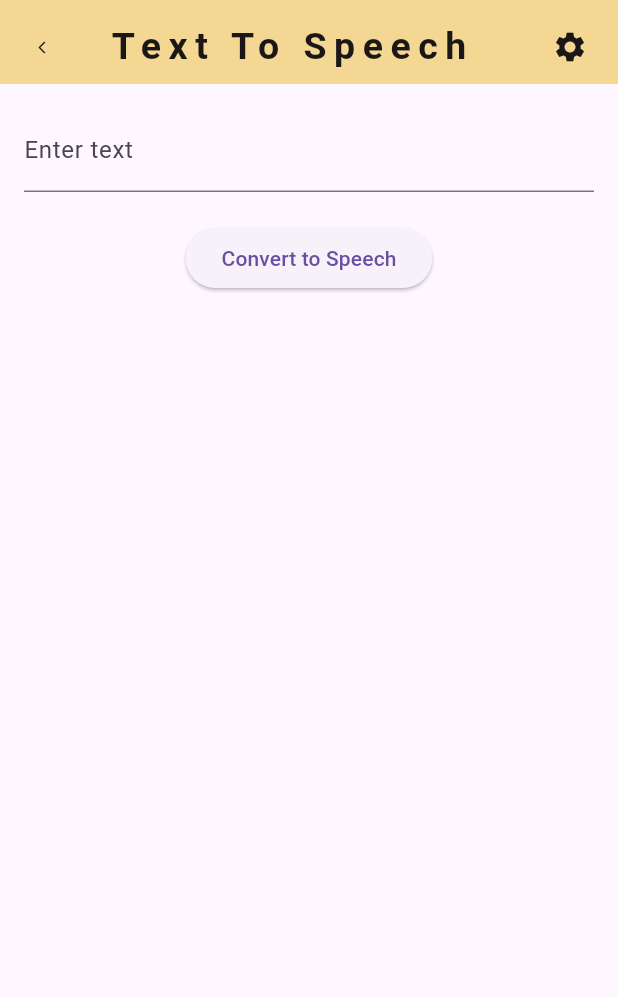
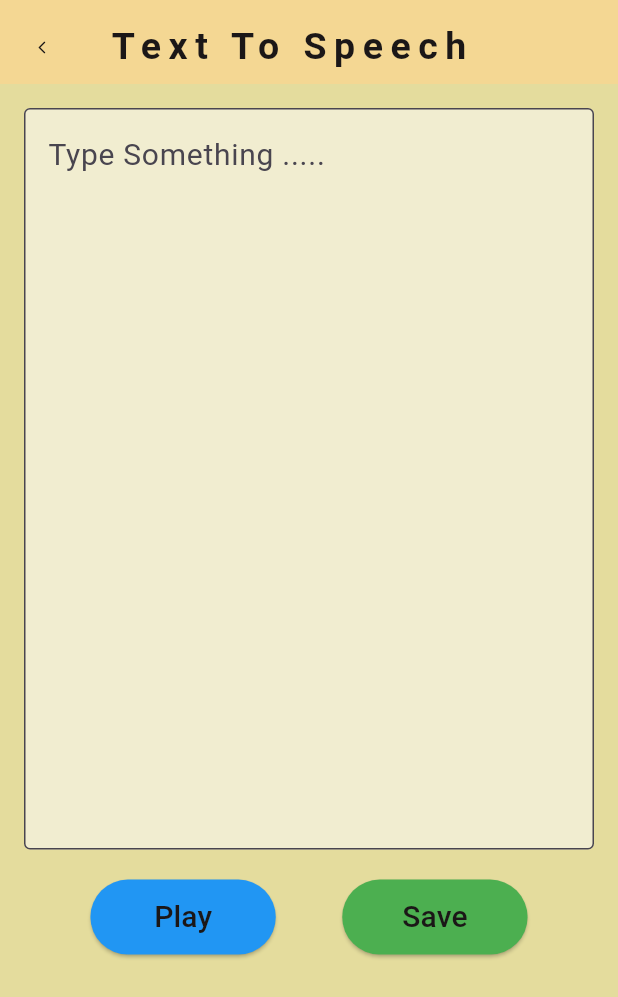
Before and after one commit to mbcabalos/Komunika, a Flutter app: the TextToSpeechScreen screen opened directly, on a phone screen of 412 x 824 dp. Shown: the top 997 px of the screen. Run offline on Flutter 3.47's test engine with Material 3 defaults, Android fonts, the phone set to English and light mode, and no system bars; our stand-ins replace flutter_bloc, just_audio.

Commit message:
Added the api services and bloc archtecture in flutter. Added a UI in TTS Screen

```diff
--- /dev/null
+++ b/mobile_flutter/lib/bloc/bloc_text_to_speech/text_to_speech_bloc.dart
@@ -0,0 +1,34 @@
+import 'dart:async';
+
+import 'package:flutter_bloc/flutter_bloc.dart';
+import 'package:komunika/bloc/bloc_text_to_speech/text_to_speech_event.dart';
+import 'package:komunika/bloc/bloc_text_to_speech/text_to_speech_state.dart';
+import 'package:komunika/services/api/global_repository_impl.dart';
+
+class TextToSpeechBloc extends Bloc<TextToSpeechEvent, TextToSpeechState> {
+  final GlobalRepositoryImpl _globalService;
+
+  TextToSpeechBloc(this._globalService) : super(TextToSpeechLoadingState()) {
+    on<TextToSpeechLoadingEvent>(textToSpeechLoadingEvent);
+    on<CreateTextToSpeechEvent>(createTextToSpeechLoadingEvent);
+  }
+
+  FutureOr<void> textToSpeechLoadingEvent(
+      TextToSpeechLoadingEvent event, Emitter<TextToSpeechState> emit) async {
+    try {
+      emit(TextToSpeechLoadedSuccessState());
+    } catch (e) {
+      emit(TextToSpeechErrorState(message: '$e'));
+    }
+  }
+
+  FutureOr<void> createTextToSpeechLoadingEvent(
+      CreateTextToSpeechEvent event, Emitter<TextToSpeechState> emit) async {
+    try {
+      await _globalService.sendTextToSpeech(event.text);
+      emit(TextToSpeechLoadedSuccessState());
+    } catch (e) {
+      emit(TextToSpeechErrorState(message: '$e'));
+    }
+  }
+}
--- /dev/null
+++ b/mobile_flutter/lib/bloc/bloc_text_to_speech/text_to_speech_event.dart
@@ -0,0 +1,9 @@
+abstract class TextToSpeechEvent {}
+
+class TextToSpeechLoadingEvent extends TextToSpeechEvent {}
+
+class CreateTextToSpeechEvent extends TextToSpeechEvent {
+  final String text;
+
+  CreateTextToSpeechEvent({required this.text});
+}
--- /dev/null
+++ b/mobile_flutter/lib/bloc/bloc_text_to_speech/text_to_speech_state.dart
@@ -0,0 +1,11 @@
+abstract class TextToSpeechState {}
+
+class TextToSpeechLoadingState extends TextToSpeechState {}
+
+class TextToSpeechLoadedSuccessState extends TextToSpeechState {}
+
+class TextToSpeechErrorState extends TextToSpeechState {
+  final String message;
+
+  TextToSpeechErrorState({required this.message});
+}
--- a/mobile_flutter/lib/screens/text_to_speech_screen/tts_page.dart
+++ b/mobile_flutter/lib/screens/text_to_speech_screen/tts_page.dart
@@ -1,78 +1,134 @@
-import 'dart:io';
 import 'package:flutter/material.dart';
-import 'package:http/io_client.dart';
+import 'package:flutter_bloc/flutter_bloc.dart';
+import 'package:komunika/bloc/bloc_text_to_speech/text_to_speech_bloc.dart';
+import 'package:komunika/bloc/bloc_text_to_speech/text_to_speech_event.dart';
+import 'package:komunika/bloc/bloc_text_to_speech/text_to_speech_state.dart';
+import 'package:komunika/services/api/global_repository_impl.dart';
+import 'package:komunika/utils/colors.dart';
 import 'package:komunika/widgets/app_bar.dart';
-import 'package:path_provider/path_provider.dart';  // Required to get the file path in your device
-import 'package:just_audio/just_audio.dart';
 
 class TextToSpeechScreen extends StatefulWidget {
   const TextToSpeechScreen({super.key});
 
   @override
-  TextToSpeechScreenState createState() => TextToSpeechScreenState();
+  State<TextToSpeechScreen> createState() => _TextToSpeechScreenState();
 }
 
-class TextToSpeechScreenState extends State<TextToSpeechScreen> {
+class _TextToSpeechScreenState extends State<TextToSpeechScreen> {
+  late TextToSpeechBloc textToSpeechBloc;
   final TextEditingController _textController = TextEditingController();
 
-  Future<void> sendTextToSpeech(String text) async {
-    try {
-      // Create an HttpClient with the SSL certificate verification disabled
-      final ioClient = HttpClient();
-      ioClient.badCertificateCallback =
-          (X509Certificate cert, String host, int port) => true;
-      final client = IOClient(ioClient);
+  @override
+  void initState() {
+    super.initState();
+    final globalService = GlobalRepositoryImpl();
+    textToSpeechBloc = TextToSpeechBloc(globalService);
+    _initialize();
+  }
 
-      final response = await client.post(
-        // Uri.parse('https://127.0.0.1:5000/api/text-to-speech'),
-        Uri.parse('https://192.168.1.133:5000/api/text-to-speech'),
-        headers: {HttpHeaders.contentTypeHeader: 'application/json'},
-        body: '{"text": "$text"}',
-      );
-
-      if (response.statusCode == 200) {
-        // final tempDir = await getTemporaryDirectory();
-        // final filePath = '${tempDir.path}/output.mp3';
-        // final file = File(filePath);
-        final directory = await getExternalStorageDirectory();
-        final downloadDir = Directory('${directory?.parent.path}/Downloads'); // Get Download directory
-        await downloadDir.create(recursive: true); // Create directory if it doesn't exist
-
-        final filePath = '${downloadDir.path}/output.mp3';
-        final file = File(filePath);
-
-        // Save the file to the Downloads folder
-        await file.writeAsBytes(response.bodyBytes);
-        print('Audio file saved at $filePath');
-
-        // Play the audio after saving it
-        final player = AudioPlayer();
-        await player.setFilePath(filePath);
-        await player.play();
-      } else {
-        print('Error: ${response.body}');
-      }
-    } catch (e) {
-      print('Error: $e');
-    }
+  Future<void> _initialize() async {
+    textToSpeechBloc.add(TextToSpeechLoadingEvent());
   }
 
   @override
   Widget build(BuildContext context) {
-    return Scaffold(
-      appBar: AppBarWidget(title: 'Text To Speech', isBackButton: true, isSettingButton: true),
-      body: Padding(
+    return BlocProvider<TextToSpeechBloc>(
+      create: (context) => textToSpeechBloc,
+      child: Scaffold(
+        backgroundColor: ColorsPalette.background,
+        appBar: const AppBarWidget(
+          title: 'Text To Speech',
+          isBackButton: true,
+          isSettingButton: false,
+        ),
+        body: BlocConsumer<TextToSpeechBloc, TextToSpeechState>(
+          listener: (context, state) {
+            if (state is TextToSpeechErrorState) {
+              ScaffoldMessenger.of(context).showSnackBar(
+                SnackBar(content: Text(state.message)),
+              );
+            }
+          },
+          builder: (context, state) {
+            if (state is TextToSpeechLoadingState) {
+              return const Center(child: CircularProgressIndicator());
+            } else if (state is TextToSpeechLoadedSuccessState) {
+              return _buildContent();
+            } else if (state is TextToSpeechErrorState) {
+              return const Text('Error processing text to speech!');
+            } else {
+              return _buildContent();
+            }
+          },
+        ),
+      ),
+    );
+  }
+
+  Widget _buildContent() {
+    final double phoneHeight = MediaQuery.of(context).size.height * 0.6;
+    final double phoneWidth = MediaQuery.of(context).size.width * 0.9;
+    return RefreshIndicator.adaptive(
+      onRefresh: _initialize,
+      child: Padding(
         padding: const EdgeInsets.all(16.0),
-        child: Column(
+        child: ListView(
           children: [
-            TextField(
-              controller: _textController,
-              decoration: InputDecoration(labelText: 'Enter text'),
+            Container(
+              width: phoneWidth,
+              height: phoneHeight,
+              child: TextField(
+                controller: _textController,
+                style: const TextStyle(color: Colors.black, fontSize: 20),
+                decoration: const InputDecoration(
+                  hintText: 'Type Something .....',
+                  border: OutlineInputBorder(),
+                  fillColor: ColorsPalette.whiteYellow,
+                  filled: true,
+                ),
+                textAlignVertical: TextAlignVertical.center,
+                maxLines: phoneHeight.toInt(),
+              ),
             ),
-            SizedBox(height: 20),
-            ElevatedButton(
-              onPressed: () => sendTextToSpeech(_textController.text),
-              child: Text('Convert to Speech'),
+            const SizedBox(height: 20),
+            Row(
+              mainAxisAlignment: MainAxisAlignment.spaceEvenly,
+              crossAxisAlignment: CrossAxisAlignment.center,
+              children: [
+                ElevatedButton(
+                  style: ElevatedButton.styleFrom(
+                    backgroundColor: ColorsPalette.blue,
+                    minimumSize:
+                        Size(MediaQuery.of(context).size.width * 0.3, 50),
+                  ),
+                  onPressed: () {
+                    final text = _textController.text.trim();
+                    if (text.isNotEmpty) {
+                      textToSpeechBloc.add(CreateTextToSpeechEvent(text: text));
+                    } else {
+                      ScaffoldMessenger.of(context).showSnackBar(
+                        const SnackBar(content: Text('Text field is empty!')),
+                      );
+                    }
+                  },
+                  child: const Text(
+                    "Play",
+                    style: TextStyle(fontSize: 20, color: ColorsPalette.black),
+                  ),
+                ),
+                ElevatedButton(
+                  style: ElevatedButton.styleFrom(
+                    backgroundColor: ColorsPalette.green,
+                    minimumSize:
+                        Size(MediaQuery.of(context).size.width * 0.3, 50),
+                  ),
+                  onPressed: () {},
+                  child: const Text(
+                    "Save",
+                    style: TextStyle(fontSize: 20, color: ColorsPalette.black),
+                  ),
+                ),
+              ],
             ),
           ],
         ),
--- /dev/null
+++ b/mobile_flutter/lib/services/repositories/global_repository.dart
@@ -0,0 +1,5 @@
+import 'package:flutter/material.dart';
+
+abstract class GlobalRepository {
+  Future<void> sendTextToSpeech(String text);
+}
--- a/mobile_flutter/lib/utils/colors.dart
+++ b/mobile_flutter/lib/utils/colors.dart
@@ -7,6 +7,7 @@ class ColorsPalette {
   static const Color black = Color(0xFF1B1717);
   static const Color white = Color(0xFFFFFFFF);
   static const Color blue = Colors.blue;
+  static const Color green = Colors.green;
   static const Color grey = Colors.grey;
   static const Color amber = Colors.amber;
 }
--- a/mobile_flutter/pubspec.yaml
+++ b/mobile_flutter/pubspec.yaml
@@ -37,6 +37,7 @@ dependencies:
   # Use with the CupertinoIcons class for iOS style icons.
   cupertino_icons: ^1.0.8
   flutter_native_splash: ^2.4.1
+  flutter_bloc: ^9.0.0
 
 dev_dependencies:
   flutter_test:
```
Also changed, not shown: mobile_flutter/lib/screens/bottom_nav_screen/botton_nav_page.dart (+5 -5 lines), mobile_flutter/lib/screens/home_screen/home_page.dart (+15 -5 lines), mobile_flutter/lib/screens/speech_to_text_screen/stt_page.dart (added, +19 -0 lines), mobile_flutter/lib/screens/text_to_speech_screen/voice_message_page.dart (added, +66 -0 lines), mobile_flutter/lib/services/api/global_repository_impl.dart (added, +51 -0 lines), mobile_flutter/lib/widgets/text_to_speech_widgets/tts_card.dart (added, +45 -0 lines), mobile_flutter/pubspec.lock, 1 other file.
